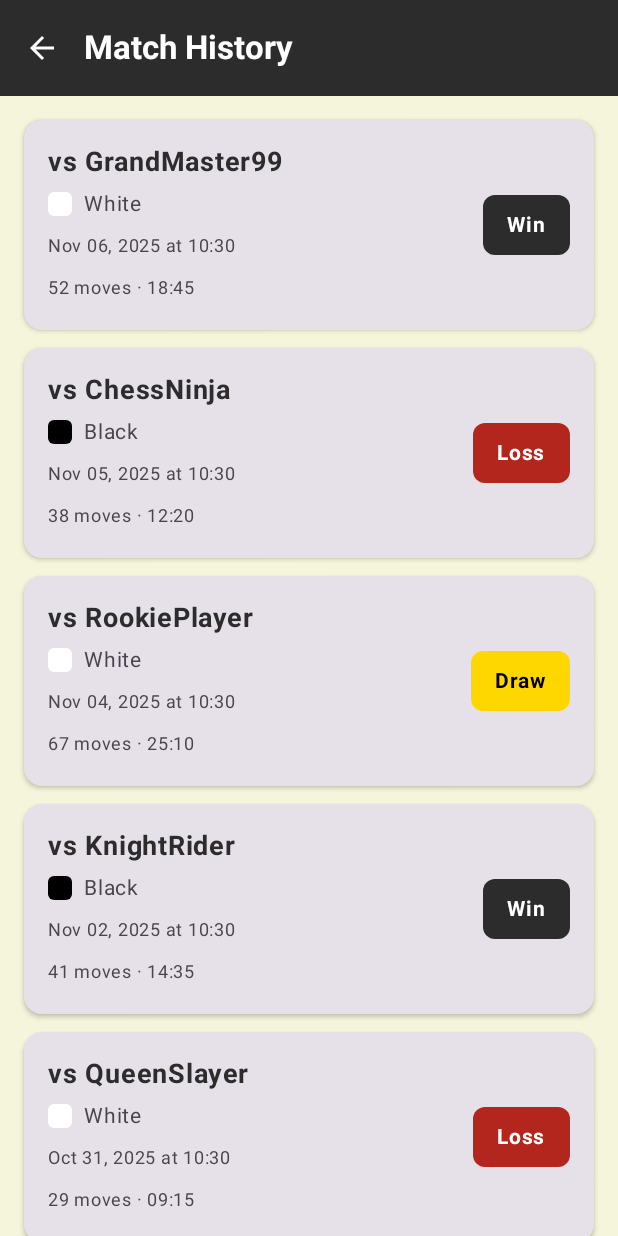
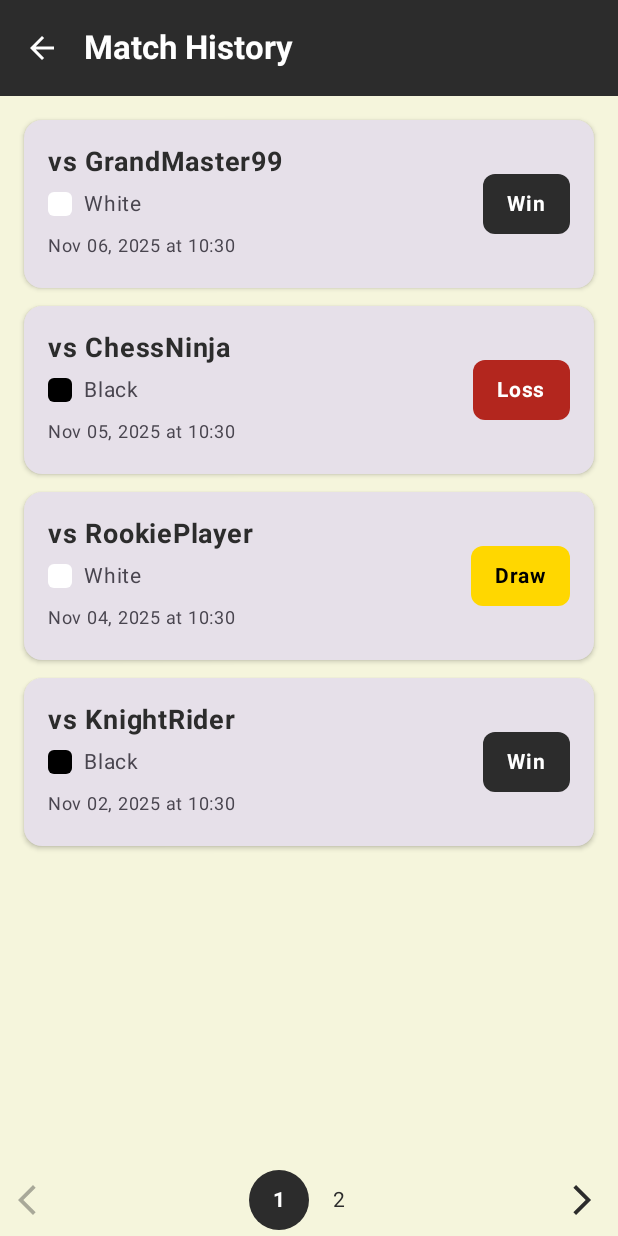
Before and after one commit to AdamShk123/chess, an Android app built with Jetpack Compose: the @Preview function MatchHistoryScreenPreview, on a phone screen of 412 x 824 dp. Run offline under Robolectric (Android 15) with nearby library versions, the phone set to English and light mode, and no system bars.

Commit message:
added querying functionality for match history. created new serialization data structure. updated screen to use real data

```diff
--- a/chess-android/app/build.gradle.kts
+++ b/chess-android/app/build.gradle.kts
@@ -65,6 +65,7 @@ dependencies {
     implementation(libs.androidx.credentials)
     implementation(libs.androidx.credentials.play.services)
     implementation(libs.googleid)
+    implementation(libs.auth0)
     ksp(libs.hilt.compiler)
 
     testImplementation(libs.junit)
--- a/chess-android/app/src/main/AndroidManifest.xml
+++ b/chess-android/app/src/main/AndroidManifest.xml
@@ -13,7 +13,8 @@
         android:label="@string/app_name"
         android:roundIcon="@mipmap/ic_launcher_round"
         android:supportsRtl="true"
-        android:theme="@style/Theme.ChessAndroid">
+        android:theme="@style/Theme.ChessAndroid"
+        android:networkSecurityConfig="@xml/network_security_config">
         <activity
             android:name=".MainActivity"
             android:exported="true"
--- a/chess-android/app/src/main/java/com/example/chessandroid/ui/screens/matchhistory/MatchHistoryData.kt
+++ b/chess-android/app/src/main/java/com/example/chessandroid/ui/screens/matchhistory/MatchHistoryData.kt
@@ -11,9 +11,7 @@ data class ChessMatch(
     val opponent: String,
     val result: MatchResult,
     val playerColor: PlayerColor,
-    val date: LocalDateTime,
-    val moves: Int,
-    val duration: String // e.g., "15:30"
+    val date: LocalDateTime
 ) {
     val formattedDate: String
         get() = date.format(DateTimeFormatter.ofPattern("MMM dd, yyyy"))
--- a/chess-android/app/src/main/java/com/example/chessandroid/ui/screens/matchhistory/MatchHistoryScreen.kt
+++ b/chess-android/app/src/main/java/com/example/chessandroid/ui/screens/matchhistory/MatchHistoryScreen.kt
@@ -3,7 +3,9 @@ package com.example.chessandroid.ui.screens.matchhistory
 import androidx.compose.foundation.background
 import androidx.compose.foundation.layout.*
 import androidx.compose.foundation.lazy.LazyColumn
+import androidx.compose.foundation.lazy.LazyRow
 import androidx.compose.foundation.lazy.items
+import androidx.compose.foundation.shape.CircleShape
 import androidx.compose.foundation.shape.RoundedCornerShape
 import androidx.compose.material.icons.Icons
 import androidx.compose.material.icons.automirrored.filled.ArrowBack
@@ -14,7 +16,10 @@ import androidx.compose.runtime.collectAsState
 import androidx.compose.runtime.getValue
 import androidx.compose.ui.Alignment
 import androidx.compose.ui.Modifier
+import androidx.compose.ui.draw.clip
 import androidx.compose.ui.graphics.Color
+import androidx.compose.ui.graphics.Shape
+import androidx.compose.ui.res.painterResource
 import androidx.compose.ui.text.font.FontWeight
 import androidx.compose.ui.tooling.preview.Preview
 import androidx.compose.ui.unit.dp
@@ -22,6 +27,7 @@ import androidx.compose.ui.unit.sp
 import androidx.hilt.navigation.compose.hiltViewModel
 import com.example.chessandroid.ui.theme.ChessAndroidTheme
 import java.time.LocalDateTime
+import com.example.chessandroid.R
 
 @OptIn(ExperimentalMaterial3Api::class)
 @Composable
@@ -34,7 +40,10 @@ fun MatchHistoryScreen(
     MatchHistoryContent(
         uiState = uiState,
         onBackClick = onBackClick,
-        onRefresh = { viewModel.refresh() }
+        onRefresh = { viewModel.refresh() },
+        onPreviousPage = { viewModel.previousPage() },
+        onNextPage = { viewModel.nextPage() },
+        onSelectPage = { viewModel.selectPage(it) }
     )
 }
 
@@ -43,7 +52,10 @@ fun MatchHistoryScreen(
 fun MatchHistoryContent(
     uiState: MatchHistoryUiState,
     onBackClick: () -> Unit = {},
-    onRefresh: () -> Unit = {}
+    onRefresh: () -> Unit = {},
+    onPreviousPage: () -> Unit = {},
+    onNextPage: () -> Unit = {},
+    onSelectPage: (Int) -> Unit = {}
 ) {
     Scaffold(
         topBar = {
@@ -68,6 +80,76 @@ fun MatchHistoryContent(
                     navigationIconContentColor = MaterialTheme.colorScheme.onPrimary
                 )
             )
+        },
+        bottomBar = {
+            if (uiState.matches.isNotEmpty() && uiState.totalPages > 1) {
+                Row(
+                    modifier = Modifier
+                        .fillMaxWidth()
+                        .height(48.dp),
+                    verticalAlignment = Alignment.CenterVertically
+                ) {
+                    IconButton(
+                        onClick = onPreviousPage,
+                        enabled = uiState.currentPage != 0,
+                    ) {
+                        Icon(
+                            painter = painterResource(R.drawable.arrow_backward),
+                            contentDescription = "Previous Page"
+                        )
+                    }
+                    LazyRow(
+                        modifier = Modifier
+                            .weight(1f)
+                            .fillMaxHeight(),
+                        horizontalArrangement = Arrangement.Center,
+                        verticalAlignment = Alignment.CenterVertically
+                    ) {
+                        items((0..<uiState.totalPages).toList()) { page ->
+                            val isCurrentPage = page == uiState.currentPage
+                            Box(
+                                modifier = Modifier
+                                    .size(40.dp)
+                                    .clip(CircleShape)
+                                    .background(
+                                        color = if (isCurrentPage) {
+                                            MaterialTheme.colorScheme.primary
+                                        } else {
+                                            Color.Transparent
+                                        }
+                                    )
+                            ) {
+                                TextButton(
+                                    onClick = { if (!isCurrentPage) onSelectPage(page) },
+                                    colors = ButtonDefaults.textButtonColors(
+                                        contentColor = if (isCurrentPage) {
+                                            MaterialTheme.colorScheme.onPrimary
+                                        } else {
+                                            MaterialTheme.colorScheme.onSurface
+                                        }
+                                    ),
+                                    modifier = Modifier.fillMaxSize(),
+                                    contentPadding = PaddingValues(0.dp)
+                                ) {
+                                    Text(
+                                        text = "${page + 1}",
+                                        fontWeight = if (isCurrentPage) FontWeight.Bold else FontWeight.Normal
+                                    )
+                                }
+                            }
+                        }
+                    }
+                    IconButton(
+                        onClick = onNextPage,
+                        enabled = uiState.currentPage != uiState.totalPages - 1,
+                    ) {
+                        Icon(
+                            painter = painterResource(R.drawable.arrow_forward),
+                            contentDescription = "Next Page"
+                        )
+                    }
+                }
+            }
         }
     ) { paddingValues ->
         PullToRefreshBox(
@@ -220,14 +302,6 @@ fun MatchHistoryItem(
                     fontSize = 12.sp,
                     color = MaterialTheme.colorScheme.onSurfaceVariant
                 )
-
-                Spacer(modifier = Modifier.height(4.dp))
-
-                Text(
-                    text = "${match.moves} moves · ${match.duration}",
-                    fontSize = 12.sp,
-                    color = MaterialTheme.colorScheme.onSurfaceVariant
-                )
             }
 
             // Right side: Result badge
@@ -277,7 +351,9 @@ fun MatchHistoryScreenEmptyPreview() {
 fun MatchHistoryScreenPreview() {
     ChessAndroidTheme {
         MatchHistoryContent(
-            uiState = MatchHistoryUiState(matches = getSampleMatches())
+            uiState = MatchHistoryUiState(
+                matches = getSampleMatches(),
+                totalPages = 2),
         )
     }
 }
@@ -292,9 +368,7 @@ fun MatchHistoryItemPreview() {
                 opponent = "Player123",
                 result = MatchResult.WIN,
                 playerColor = PlayerColor.WHITE,
-                date = LocalDateTime.now(),
-                moves = 45,
-                duration = "15:30"
+                date = LocalDateTime.now()
             )
         )
     }
@@ -308,54 +382,28 @@ fun getSampleMatches(): List<ChessMatch> {
             opponent = "GrandMaster99",
             result = MatchResult.WIN,
             playerColor = PlayerColor.WHITE,
-            date = LocalDateTime.now().minusDays(1),
-            moves = 52,
-            duration = "18:45"
+            date = LocalDateTime.now().minusDays(1)
         ),
         ChessMatch(
             id = "2",
             opponent = "ChessNinja",
             result = MatchResult.LOSS,
             playerColor = PlayerColor.BLACK,
-            date = LocalDateTime.now().minusDays(2),
-            moves = 38,
-            duration = "12:20"
+            date = LocalDateTime.now().minusDays(2)
         ),
         ChessMatch(
             id = "3",
             opponent = "RookiePlayer",
             result = MatchResult.DRAW,
             playerColor = PlayerColor.WHITE,
-            date = LocalDateTime.now().minusDays(3),
-            moves = 67,
-            duration = "25:10"
+            date = LocalDateTime.now().minusDays(3)
         ),
         ChessMatch(
             id = "4",
             opponent = "KnightRider",
             result = MatchResult.WIN,
             playerColor = PlayerColor.BLACK,
-            date = LocalDateTime.now().minusDays(5),
-            moves = 41,
-            duration = "14:35"
-        ),
-        ChessMatch(
-            id = "5",
-            opponent = "QueenSlayer",
-            result = MatchResult.LOSS,
-            playerColor = PlayerColor.WHITE,
-            date = LocalDateTime.now().minusDays(7),
-            moves = 29,
-            duration = "09:15"
-        ),
-        ChessMatch(
-            id = "6",
-            opponent = "KingSlayer",
-            result = MatchResult.WIN,
-            playerColor = PlayerColor.WHITE,
-            date = LocalDateTime.now().minusDays(8),
-            moves = 29,
-            duration = "09:15"
+            date = LocalDateTime.now().minusDays(5)
         )
     )
 }
--- a/chess-android/app/src/main/java/com/example/chessandroid/ui/screens/matchhistory/MatchHistoryUiState.kt
+++ b/chess-android/app/src/main/java/com/example/chessandroid/ui/screens/matchhistory/MatchHistoryUiState.kt
@@ -6,5 +6,8 @@ package com.example.chessandroid.ui.screens.matchhistory
 data class MatchHistoryUiState(
     val matches: List<ChessMatch> = emptyList(),
     val isLoading: Boolean = false,
-    val errorMessage: String = ""
+    val errorMessage: String = "",
+    val currentPage: Int = 0,
+    val totalPages: Int = 0,
+    val pageSize: Int = 10
 )
--- /dev/null
+++ b/chess-android/app/src/main/res/drawable/arrow_backward.xml
@@ -0,0 +1,11 @@
+<vector xmlns:android="http://schemas.android.com/apk/res/android"
+    android:width="24dp"
+    android:height="24dp"
+    android:viewportWidth="960"
+    android:viewportHeight="960"
+    android:tint="?attr/colorControlNormal"
+    android:autoMirrored="true">
+  <path
+      android:fillColor="@android:color/white"
+      android:pathData="M400,880L0,480L400,80L471,151L142,480L471,809L400,880Z"/>
+</vector>
--- /dev/null
+++ b/chess-android/app/src/main/res/drawable/arrow_forward.xml
@@ -0,0 +1,11 @@
+<vector xmlns:android="http://schemas.android.com/apk/res/android"
+    android:width="24dp"
+    android:height="24dp"
+    android:viewportWidth="960"
+    android:viewportHeight="960"
+    android:tint="?attr/colorControlNormal"
+    android:autoMirrored="true">
+  <path
+      android:fillColor="@android:color/white"
+      android:pathData="M321,880L250,809L579,480L250,151L321,80L721,480L321,880Z"/>
+</vector>
--- a/chess-android/app/src/main/res/values/strings.xml
+++ b/chess-android/app/src/main/res/values/strings.xml
@@ -28,4 +28,9 @@
 
     <!-- Google Sign-In Configuration -->
     <string name="google_web_client_id">796228927109-qfjvt7hkt135a6k66tfjjstiuvq144s8.apps.googleusercontent.com</string>
+
+    <!-- API Configuration -->
+    <!-- For emulator: use 10.0.2.2 to reach host machine localhost -->
+    <!-- For physical device: use your computer's IP address -->
+    <string name="api_base_url">http://10.0.2.2:8080</string>
 </resources>
```
Also changed, not shown: chess-android/app/src/main/java/com/example/chessandroid/data/api/ChessApiService.kt (added, +38 -0 lines), chess-android/app/src/main/java/com/example/chessandroid/data/api/dto/MatchDto.kt (added, +61 -0 lines), chess-android/app/src/main/java/com/example/chessandroid/data/api/mapper/MatchMapper.kt (added, +43 -0 lines), chess-android/app/src/main/java/com/example/chessandroid/data/repository/IMatchHistoryRepository.kt (+5 -4 lines), chess-android/app/src/main/java/com/example/chessandroid/data/repository/MatchHistoryPage.kt (added, +16 -0 lines), chess-android/app/src/main/java/com/example/chessandroid/data/repository/MatchHistoryRepository.kt (+37 -70 lines), chess-android/app/src/main/java/com/example/chessandroid/di/RepositoryModule.kt (+54 -2 lines), chess-android/app/src/main/java/com/example/chessandroid/ui/screens/matchhistory/MatchHistoryViewModel.kt (+41 -7 lines), chess-android/app/src/main/res/xml/network_security_config.xml (added, +9 -0 lines).
